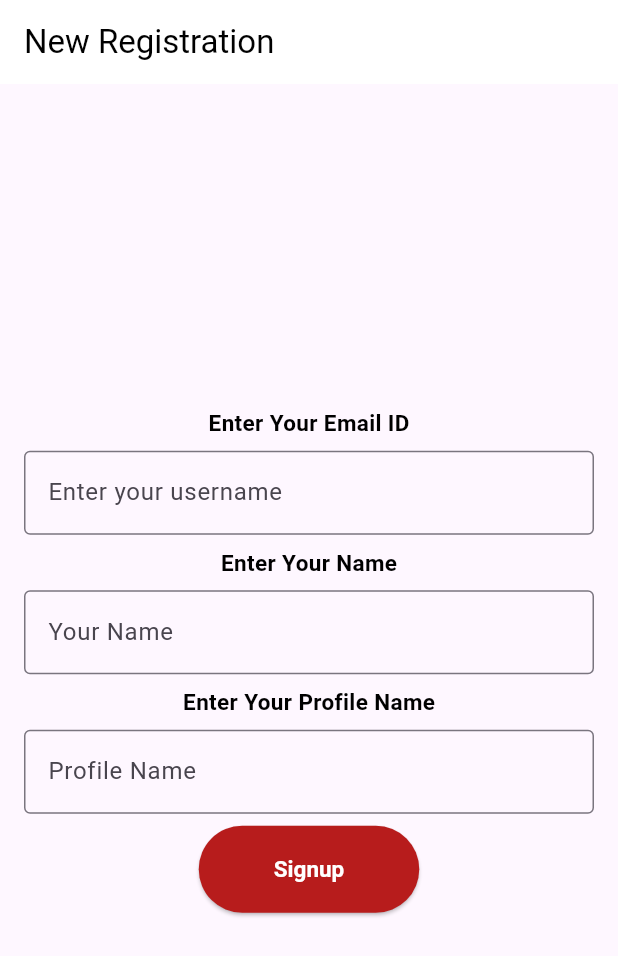
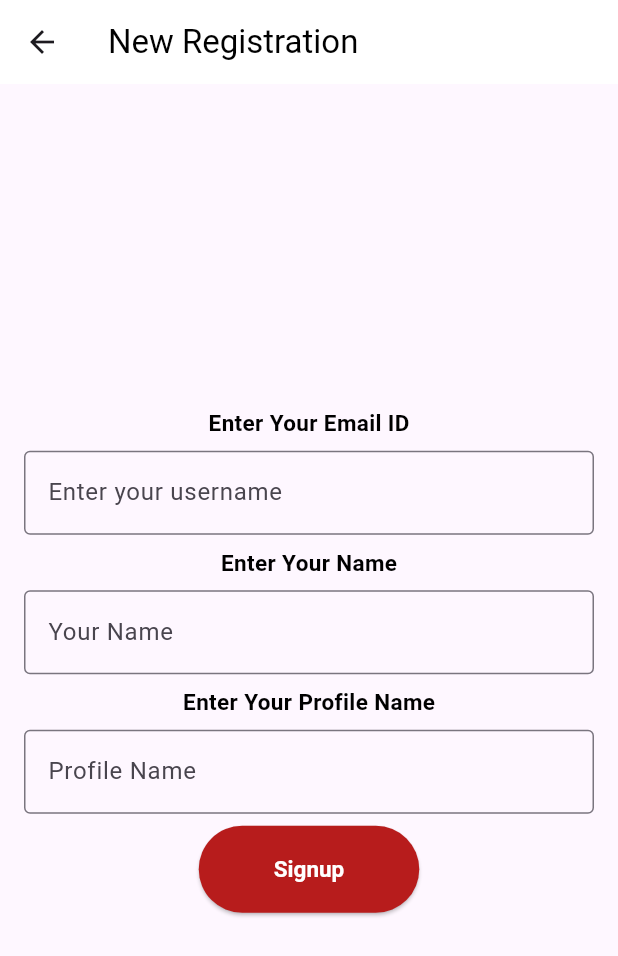
Before and after one commit to ManibharathiDev/Flutter_Chat_Stomp, a Flutter app: the SignupState screen opened by its route, on a phone screen of 412 x 824 dp. Shown: the top 956 px of the screen. Run offline on Flutter 3.47's test engine with Material 3 defaults, Android fonts, the phone set to English and light mode, and no system bars; our stand-ins replace shared_preferences; missing offline and left inert: dart:ffi, stomp_dart_client; accounts and stored records are empty.

Commit message:
New User registration UI and API's Integrated

```diff
--- a/lib/signup.dart
+++ b/lib/signup.dart
@@ -101,6 +101,30 @@ class SignupHome extends State<SignupState> {
   Widget build(BuildContext context) {
     return Scaffold(
         appBar: AppBar(
+          leading: const BackButton(),
+          // actions: [
+          //   IconButton(
+          //       icon: Icon(
+          //           Icons.login,
+          //           color: const Color(0xFF0000FF),
+          //           size: 34.0),
+          //       onPressed: (){}
+          //   ),
+          //   IconButton(
+          //       icon: Icon(
+          //           Icons.favorite,
+          //           color: const Color(0xFFFF0000),
+          //           size: 34.0),
+          //       onPressed: (){}
+          //   ),
+          //   IconButton(
+          //       icon: Icon(
+          //           Icons.settings,
+          //           color: const Color(0xFF00FF00),
+          //           size: 34.0),
+          //       onPressed: (){}
+          //   ),
+          // ],
           elevation: 0,
           automaticallyImplyLeading: false,
           backgroundColor: Colors.white,
```
